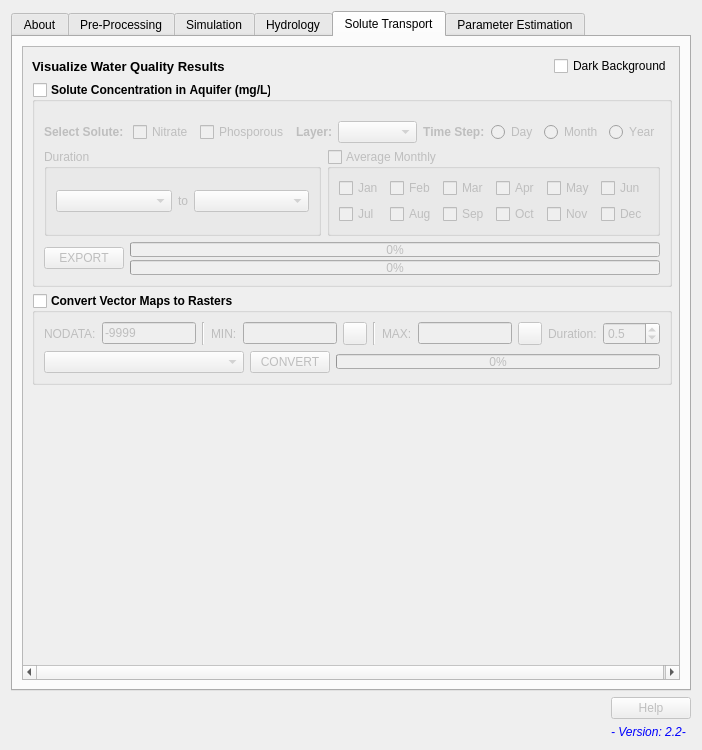
Before: the Qt Designer form QSWATMOD2/QSWATMOD_dialog_base.ui in spark-brc/QSWATMOD2-plugin, drawn with Qt 5.
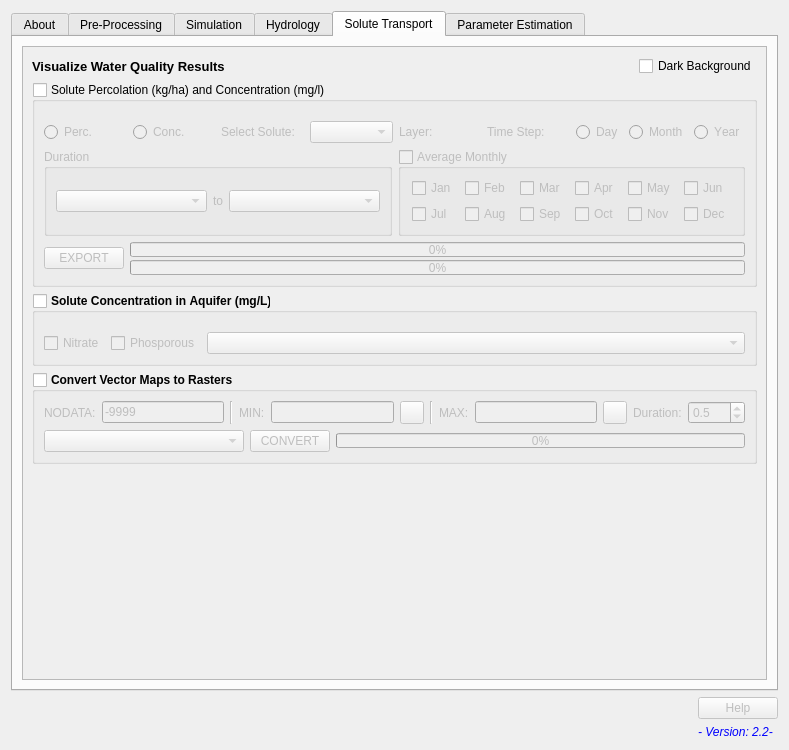
After: the same form once the commit is applied. Icons and pictures are not drawn. Custom widgets are drawn as their Qt base class.

Diff of the .ui file:
```diff
--- a/QSWATMOD2/QSWATMOD_dialog_base.ui
+++ b/QSWATMOD2/QSWATMOD_dialog_base.ui
@@ -6,7 +6,7 @@
    <rect>
     <x>0</x>
     <y>0</y>
-    <width>702</width>
+    <width>789</width>
     <height>750</height>
    </rect>
   </property>
@@ -6582,8 +6582,8 @@
            <rect>
             <x>0</x>
             <y>0</y>
-            <width>709</width>
-            <height>592</height>
+            <width>737</width>
+            <height>613</height>
            </rect>
           </property>
           <layout class="QVBoxLayout" name="verticalLayout_54">
@@ -6626,16 +6626,9 @@
             </layout>
            </item>
            <item>
-            <widget class="QGroupBox" name="groupBox_11">
-             <property name="font">
-              <font>
-               <weight>75</weight>
-               <bold>true</bold>
-               <kerning>false</kerning>
-              </font>
-             </property>
+            <widget class="QGroupBox" name="groupBox_14">
              <property name="title">
-              <string>Solute Concentration in Aquifer (mg/L)</string>
+              <string>Solute Percolation (kg/ha) and Concentration (mg/l)</string>
              </property>
              <property name="checkable">
               <bool>true</bool>
@@ -6643,12 +6636,32 @@
              <property name="checked">
               <bool>false</bool>
              </property>
-             <layout class="QVBoxLayout" name="verticalLayout_55">
+             <layout class="QVBoxLayout" name="verticalLayout_56">
               <item>
-               <layout class="QHBoxLayout" name="horizontalLayout_71">
+               <layout class="QHBoxLayout" name="horizontalLayout_51">
                 <property name="topMargin">
                  <number>10</number>
                 </property>
+                <item>
+                 <widget class="QRadioButton" name="radioButton_rt_perc">
+                  <property name="text">
+                   <string>Perc.</string>
+                  </property>
+                  <attribute name="buttonGroup">
+                   <string notr="true">buttonGroup_rt_perc_conc</string>
+                  </attribute>
+                 </widget>
+                </item>
+                <item>
+                 <widget class="QRadioButton" name="radioButton_rt_conc">
+                  <property name="text">
+                   <string>Conc.</string>
+                  </property>
+                  <attribute name="buttonGroup">
+                   <string notr="true">buttonGroup_rt_perc_conc</string>
+                  </attribute>
+                 </widget>
+                </item>
                 <item>
                  <widget class="QLabel" name="label_77">
                   <property name="text">
@@ -6657,50 +6670,7 @@
                  </widget>
                 </item>
                 <item>
-                 <widget class="QCheckBox" name="checkBox_nitrate">
-                  <property name="sizePolicy">
-                   <sizepolicy hsizetype="Fixed" vsizetype="Fixed">
-                    <horstretch>0</horstretch>
-                    <verstretch>0</verstretch>
-                   </sizepolicy>
-                  </property>
-                  <property name="font">
-                   <font>
-                    <weight>50</weight>
-                    <bold>false</bold>
-                    <kerning>false</kerning>
-                   </font>
-                  </property>
-                  <property name="text">
-                   <string>Nitrate</string>
-                  </property>
-                  <attribute name="buttonGroup">
-                   <string notr="true">buttonGroup_rt3d_map</string>
-                  </attribute>
-                 </widget>
-                </item>
-                <item>
-                 <widget class="QCheckBox" name="checkBox_phos">
-                  <property name="sizePolicy">
-                   <sizepolicy hsizetype="Fixed" vsizetype="Fixed">
-                    <horstretch>0</horstretch>
-                    <verstretch>0</verstretch>
-                   </sizepolicy>
-                  </property>
-                  <property name="font">
-                   <font>
-                    <weight>50</weight>
-                    <bold>false</bold>
-                    <kerning>false</kerning>
-                   </font>
-                  </property>
-                  <property name="text">
-                   <string>Phosporous</string>
-                  </property>
-                  <attribute name="buttonGroup">
-                   <string notr="true">buttonGroup_rt3d_map</string>
-                  </attribute>
-                 </widget>
+                 <widget class="QComboBox" name="comboBox"/>
                 </item>
                 <item>
                  <widget class="QLabel" name="label_78">
@@ -6709,9 +6679,6 @@
                   </property>
                  </widget>
                 </item>
-                <item>
-                 <widget class="QComboBox" name="comboBox_rt_layer"/>
-                </item>
                 <item>
                  <widget class="QLabel" name="label_79">
                   <property name="text">
@@ -7056,6 +7023,84 @@
              </layout>
             </widget>
            </item>
+           <item>
+            <widget class="QGroupBox" name="groupBox_11">
+             <property name="font">
+              <font>
+               <weight>75</weight>
+               <bold>true</bold>
+               <kerning>false</kerning>
+              </font>
+             </property>
+             <property name="title">
+              <string>Solute Concentration in Aquifer (mg/L)</string>
+             </property>
+             <property name="checkable">
+              <bool>true</bool>
+             </property>
+             <property name="checked">
+              <bool>false</bool>
+             </property>
+             <layout class="QVBoxLayout" name="verticalLayout_55">
+              <item>
+               <layout class="QHBoxLayout" name="horizontalLayout_71">
+                <property name="topMargin">
+                 <number>10</number>
+                </property>
+                <item>
+                 <widget class="QCheckBox" name="checkBox_nitrate">
+                  <property name="sizePolicy">
+                   <sizepolicy hsizetype="Fixed" vsizetype="Fixed">
+                    <horstretch>0</horstretch>
+                    <verstretch>0</verstretch>
+                   </sizepolicy>
+                  </property>
+                  <property name="font">
+                   <font>
+                    <weight>50</weight>
+                    <bold>false</bold>
+                    <kerning>false</kerning>
+                   </font>
+                  </property>
+                  <property name="text">
+                   <string>Nitrate</string>
+                  </property>
+                  <attribute name="buttonGroup">
+                   <string notr="true">buttonGroup_rt3d_map</string>
+                  </attribute>
+                 </widget>
+                </item>
+                <item>
+                 <widget class="QCheckBox" name="checkBox_phos">
+                  <property name="sizePolicy">
+                   <sizepolicy hsizetype="Fixed" vsizetype="Fixed">
+                    <horstretch>0</horstretch>
+                    <verstretch>0</verstretch>
+                   </sizepolicy>
+                  </property>
+                  <property name="font">
+                   <font>
+                    <weight>50</weight>
+                    <bold>false</bold>
+                    <kerning>false</kerning>
+                   </font>
+                  </property>
+                  <property name="text">
+                   <string>Phosporous</string>
+                  </property>
+                  <attribute name="buttonGroup">
+                   <string notr="true">buttonGroup_rt3d_map</string>
+                  </attribute>
+                 </widget>
+                </item>
+                <item>
+                 <widget class="QComboBox" name="comboBox_rt_layer"/>
+                </item>
+               </layout>
+              </item>
+             </layout>
+            </widget>
+           </item>
            <item>
             <widget class="QgsCollapsibleGroupBox" name="mGroupBox_cvt_vtr">
              <property name="font">
```
Left out of the diff: 26 changed lines with no effect on the pictures.
